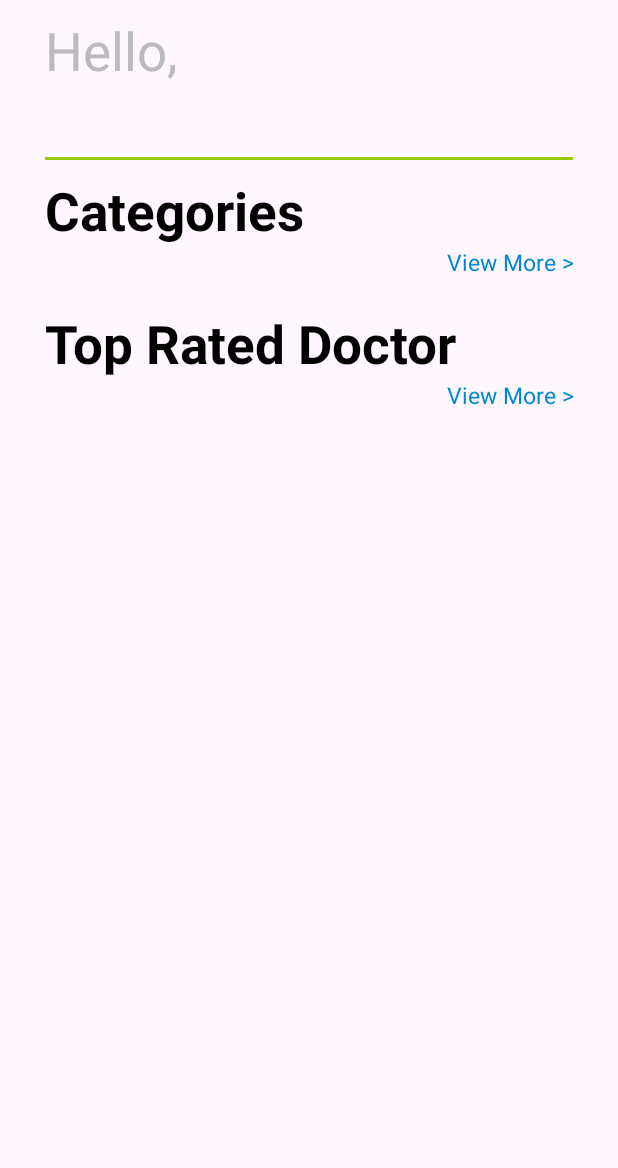
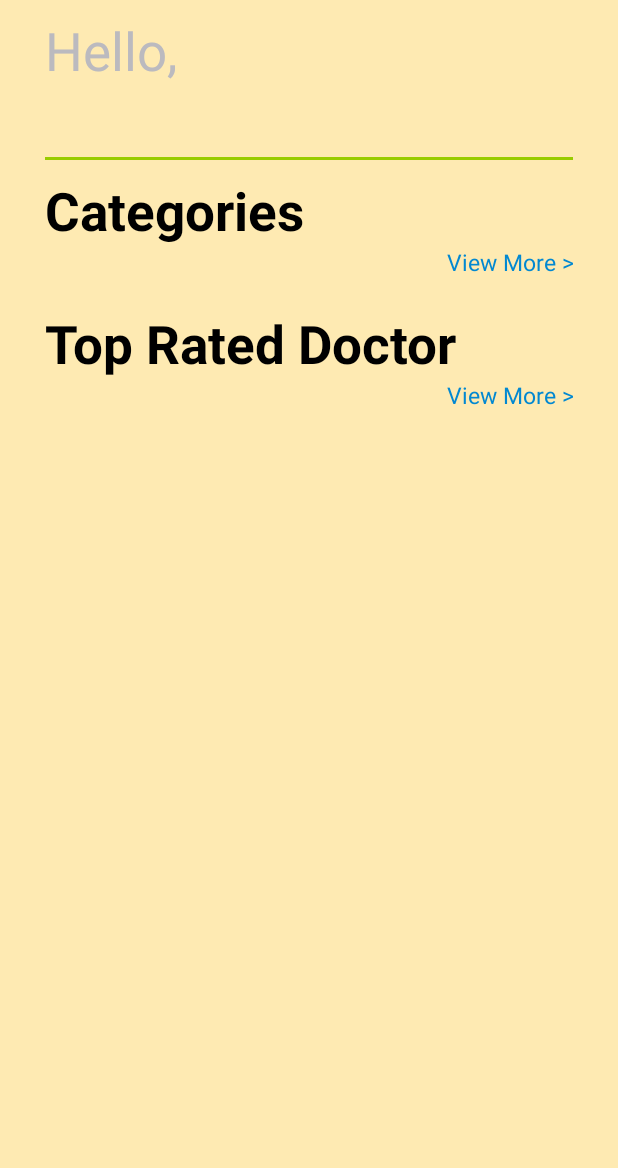
Before and after one commit to rishabhagg7/MedDirect, an Android app: the HomeActivity screen opened directly, with no data from a screen before it, on a phone screen of 412 x 824 dp, the part 68-1236 px from its top. Run offline under Robolectric (Android 15) with nearby library versions, the phone set to English and light mode, and no system bars; our stand-ins replace Firebase (no records; nobody signed in at launch, a user with empty details on screens opened directly); Roboto replaces fonts that are not available here.

Commit message:
ui update

```diff
--- a/app/src/main/res/layout/activity_category_doctor_list.xml
+++ b/app/src/main/res/layout/activity_category_doctor_list.xml
@@ -4,7 +4,8 @@
     xmlns:tools="http://schemas.android.com/tools"
     android:layout_width="match_parent"
     android:layout_height="match_parent"
-    tools:context=".activities.DoctorListActivity">
+    tools:context=".activities.DoctorListActivity"
+    android:background="@color/app_background">
 
     <FrameLayout
         android:layout_width="match_parent"
--- a/app/src/main/res/layout/activity_category_list.xml
+++ b/app/src/main/res/layout/activity_category_list.xml
@@ -1,10 +1,10 @@
 <?xml version="1.0" encoding="utf-8"?>
 <LinearLayout xmlns:android="http://schemas.android.com/apk/res/android"
-    xmlns:app="http://schemas.android.com/apk/res-auto"
     xmlns:tools="http://schemas.android.com/tools"
     android:layout_width="match_parent"
     android:layout_height="match_parent"
-    tools:context=".activities.CategoryListActivity">
+    tools:context=".activities.CategoryListActivity"
+    android:background="@color/app_background">
 
     <FrameLayout
         android:layout_width="match_parent"
--- a/app/src/main/res/layout/activity_doctor_list.xml
+++ b/app/src/main/res/layout/activity_doctor_list.xml
@@ -4,7 +4,8 @@
     xmlns:tools="http://schemas.android.com/tools"
     android:layout_width="match_parent"
     android:layout_height="match_parent"
-    tools:context=".activities.DoctorListActivity">
+    tools:context=".activities.DoctorListActivity"
+    android:background="@color/app_background">
 
     <FrameLayout
         android:layout_width="match_parent"
--- a/app/src/main/res/layout/activity_doctor_profile.xml
+++ b/app/src/main/res/layout/activity_doctor_profile.xml
@@ -4,7 +4,8 @@
     xmlns:app="http://schemas.android.com/apk/res-auto"
     xmlns:tools="http://schemas.android.com/tools"
     android:layout_width="match_parent"
-    android:layout_height="match_parent">
+    android:layout_height="match_parent"
+    android:background="@color/app_background">
     <LinearLayout
         android:layout_width="match_parent"
         android:layout_height="wrap_content"
--- a/app/src/main/res/layout/activity_home.xml
+++ b/app/src/main/res/layout/activity_home.xml
@@ -4,7 +4,8 @@
     xmlns:app="http://schemas.android.com/apk/res-auto"
     xmlns:tools="http://schemas.android.com/tools"
     android:layout_width="match_parent"
-    android:layout_height="match_parent">
+    android:layout_height="match_parent"
+    android:background="@color/app_background">
 
     <LinearLayout
         android:layout_width="match_parent"
--- a/app/src/main/res/layout/activity_make_appointment.xml
+++ b/app/src/main/res/layout/activity_make_appointment.xml
@@ -4,7 +4,8 @@
     xmlns:tools="http://schemas.android.com/tools"
     android:layout_width="match_parent"
     android:layout_height="match_parent"
-    tools:context=".activities.MakeAppointmentActivity">
+    tools:context=".activities.MakeAppointmentActivity"
+    android:background="@color/app_background">
 
     <ImageView
         android:id="@+id/iv_calendar_previous"
--- a/app/src/main/res/layout/activity_user_profile.xml
+++ b/app/src/main/res/layout/activity_user_profile.xml
@@ -4,7 +4,8 @@
     xmlns:app="http://schemas.android.com/apk/res-auto"
     xmlns:tools="http://schemas.android.com/tools"
     android:layout_width="match_parent"
-    android:layout_height="match_parent">
+    android:layout_height="match_parent"
+    android:background="@color/app_background">
     <LinearLayout
         android:layout_width="match_parent"
         android:layout_height="wrap_content"
--- a/app/src/main/res/layout/item_home_category_list.xml
+++ b/app/src/main/res/layout/item_home_category_list.xml
@@ -9,15 +9,15 @@
         android:layout_height="100dp"
         android:layout_marginStart="20dp"
         android:layout_marginEnd="10dp"
-        android:layout_marginTop="10dp"
-        android:elevation="20dp">
+        android:layout_marginTop="10dp">
         <ImageView
             android:padding="5dp"
             android:id="@+id/category_image"
             android:layout_width="100dp"
             android:layout_height="100dp"
             tools:src="@drawable/ic_dental"
-            android:scaleType="fitCenter"/>
+            android:scaleType="fitCenter"
+            android:contentDescription="@string/category_image" />
         <TextView
             android:id="@+id/category_name"
             android:layout_width="100dp"
--- a/app/src/main/res/values/colors.xml
+++ b/app/src/main/res/values/colors.xml
@@ -10,4 +10,5 @@
     <color name="red_700">#FFD32F2F</color>
     <color name="red_400">#FFEF5350</color>
     <color name="red">#bb273b</color>
+    <color name="app_background">#FEEAB2</color>
 </resources>
--- a/app/src/main/res/values/strings.xml
+++ b/app/src/main/res/values/strings.xml
@@ -54,4 +54,5 @@
     <string name="blood_group">Blood Group</string>
     <string name="update_details">Update Details</string>
     <string name="sign_out">Sign Out</string>
+    <string name="category_image">category_image</string>
 </resources>
```
